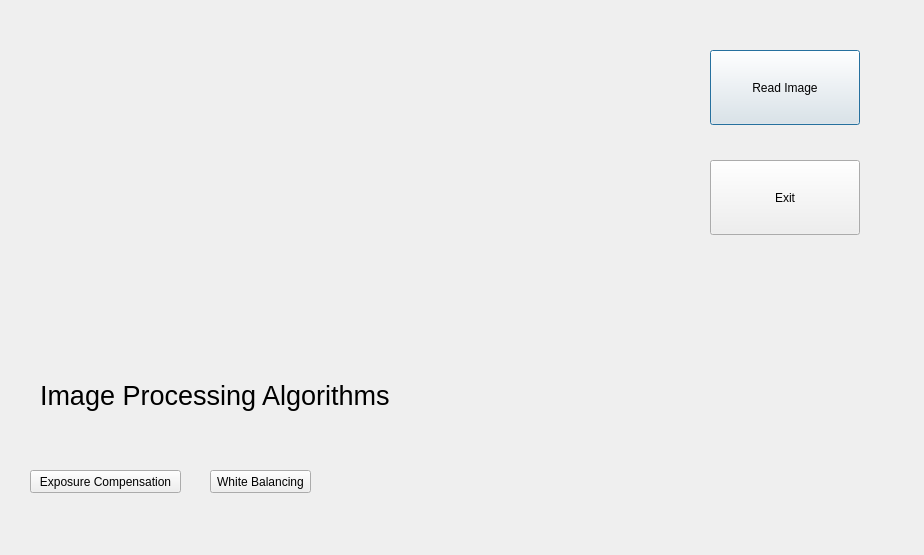
Above: dialog.ui from awdseq1357/ImgProcessingARM before the change. Below: the same form after it.
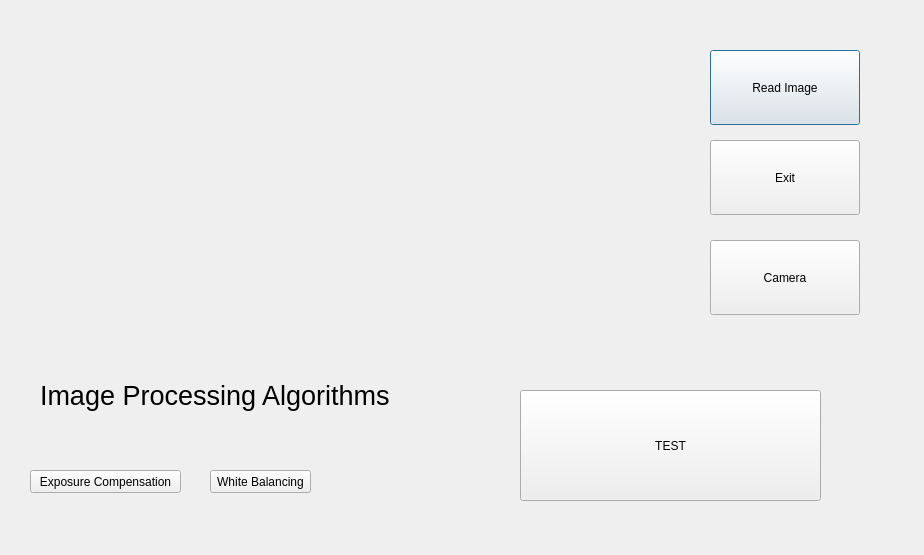
That is the form after the change.

```diff
--- a/dialog.ui
+++ b/dialog.ui
@@ -30,7 +30,7 @@
    <property name="geometry">
     <rect>
      <x>710</x>
-     <y>160</y>
+     <y>140</y>
      <width>150</width>
      <height>75</height>
     </rect>
@@ -83,6 +83,32 @@
     <string>White Balancing</string>
    </property>
   </widget>
+  <widget class="QPushButton" name="pushButton_read_camera">
+   <property name="geometry">
+    <rect>
+     <x>710</x>
+     <y>240</y>
+     <width>150</width>
+     <height>75</height>
+    </rect>
+   </property>
+   <property name="text">
+    <string>Camera</string>
+   </property>
+  </widget>
+  <widget class="QPushButton" name="pushButton_test_image">
+   <property name="geometry">
+    <rect>
+     <x>520</x>
+     <y>390</y>
+     <width>301</width>
+     <height>111</height>
+    </rect>
+   </property>
+   <property name="text">
+    <string>TEST</string>
+   </property>
+  </widget>
  </widget>
  <layoutdefault spacing="6" margin="11"/>
  <resources/>
```
